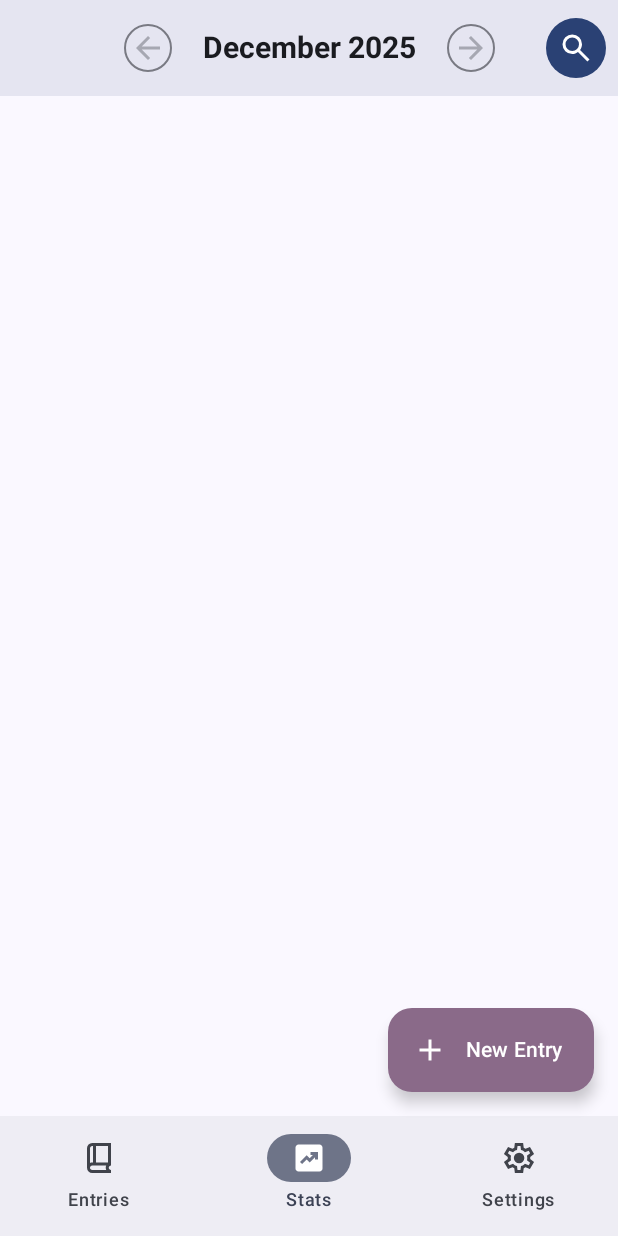
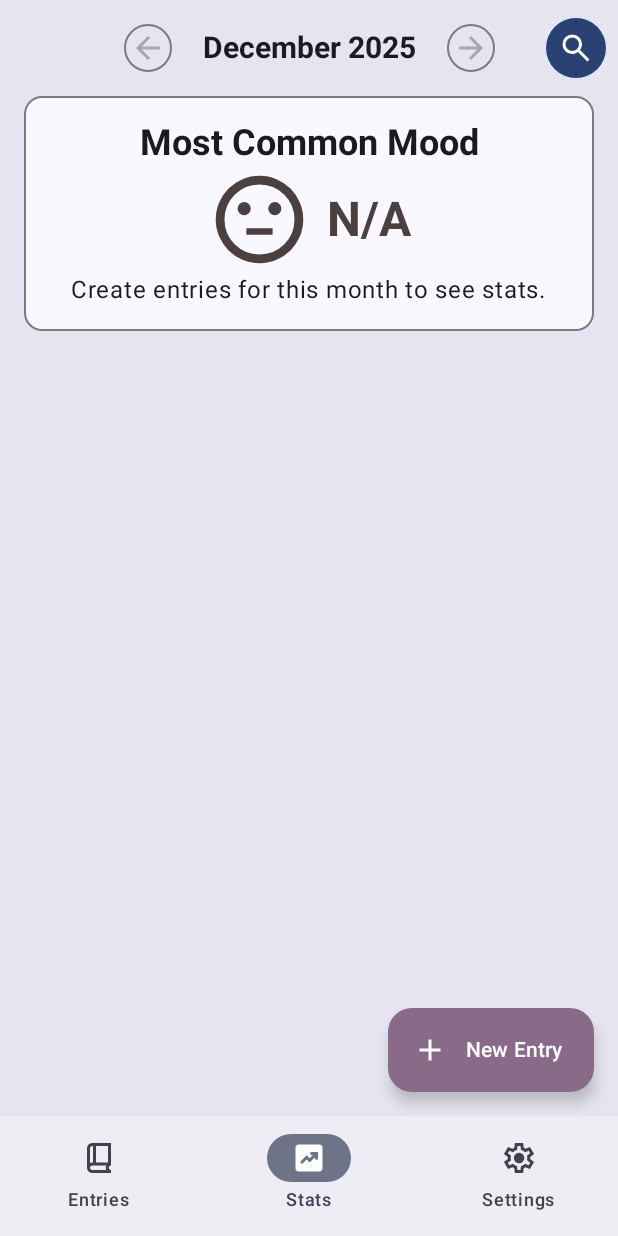
Before and after one commit to josedherna/Confidant, an Android app built with Jetpack Compose: the StatScreen screen opened through its navigation route, on a phone screen of 412 x 824 dp. Run offline under Robolectric (Android 15) with nearby library versions, the phone set to English and light mode, and no system bars; our stand-ins replace Room's generated code, window size class.

Commit message:
feat: created card that shows most common mood of entries in a month if data is available

```diff
--- a/app/src/main/java/com/jhproject/confidant/data/EntryDao.kt
+++ b/app/src/main/java/com/jhproject/confidant/data/EntryDao.kt
@@ -26,6 +26,17 @@ interface EntryDao {
     """)
     fun getEntriesForMonth(startMillis: Long, endMillis: Long): Flow<List<Entry>>
 
+    @Query("""
+        SELECT mood
+        FROM entries
+        WHERE entry_date >= :startMillis
+          AND entry_date < :endMillis
+        GROUP BY mood
+        ORDER BY COUNT(*) DESC
+        LIMIT 1
+    """)
+    fun getMostCommonMood(startMillis: Long, endMillis: Long): Flow<String?>
+
     @Query("SELECT * FROM entries WHERE id = :id LIMIT 1")
     suspend fun getEntry(id: Int): Entry?
 
--- a/app/src/main/java/com/jhproject/confidant/data/EntryRepository.kt
+++ b/app/src/main/java/com/jhproject/confidant/data/EntryRepository.kt
@@ -11,6 +11,10 @@ class EntryRepository(
 
     fun getEntriesForMonth(startMillis: Long, endMillis: Long): Flow<List<Entry>> {
         return entryDao.getEntriesForMonth(startMillis, endMillis)
+    }
+
+    fun getMostCommonMood(startMillis: Long, endMillis: Long): Flow<String?> {
+        return entryDao.getMostCommonMood(startMillis, endMillis)
     }
 
     suspend fun getEntry(id: Int): Entry? {
--- a/app/src/main/java/com/jhproject/confidant/ui/entryscreen/EntryScreen.kt
+++ b/app/src/main/java/com/jhproject/confidant/ui/entryscreen/EntryScreen.kt
@@ -93,15 +93,15 @@ import java.time.format.DateTimeFormatter
 @OptIn(ExperimentalCoroutinesApi::class)
 @Composable
 fun EntryScreen(
-    darkTheme: Boolean = false,
+    darkTheme: Boolean,
     openEditEntry: () -> Unit,
-    mainScreenViewModel: MainScreenViewModel,
+    viewModel: MainScreenViewModel,
 ) {
     val background = if (darkTheme) MaterialTheme.colorScheme.surfaceContainerLowest else MaterialTheme.colorScheme.surfaceColorAtElevation(5.dp)
 
     val listState = rememberLazyListState()
 
-    val entries by mainScreenViewModel.entryCards.collectAsState()
+    val entries by viewModel.entryCards.collectAsState()
 
     val isInitialLoad = entries.isEmpty()
 
@@ -129,7 +129,7 @@ fun EntryScreen(
                         data = item,
                         darkTheme = darkTheme,
                         openEditEntry = openEditEntry,
-                        viewModel = mainScreenViewModel
+                        viewModel = viewModel
                     )
                 }
             }
@@ -190,7 +190,7 @@ fun EntryCard(
                         color = color,
                         modifier = Modifier.alignByBaseline()
                     )
-                    Spacer(Modifier.width(8.dp))
+                    Spacer(Modifier.width(10.dp))
                     Text(
                         text = data.time,
                         style = timeStyle,
--- a/app/src/main/java/com/jhproject/confidant/ui/mainscreen/MainScreen.kt
+++ b/app/src/main/java/com/jhproject/confidant/ui/mainscreen/MainScreen.kt
@@ -150,7 +150,7 @@ fun MainScreen(
     openEntryCreationSheet: () -> Unit,
     openEditEntry: () -> Unit,
     darkTheme: Boolean,
-    mainScreenViewModel: MainScreenViewModel
+    viewModel: MainScreenViewModel
 ) {
     val navbarController = rememberNavController()
 
@@ -171,7 +171,7 @@ fun MainScreen(
             contentWindowInsets = WindowInsets(0),
             topBar = {
                 DateTopBar(
-                    dateViewModel = mainScreenViewModel,
+                    viewModel = viewModel,
                     searchClicked = navigateToSearch,
                     darkTheme = darkTheme
                 )
@@ -215,7 +215,6 @@ fun MainScreen(
                 }
             }
         ) { paddingValues ->
-
             NavHost(
                 navController = navbarController,
                 startDestination = PrimaryAppScreen.ENTRIES.route,
@@ -224,13 +223,16 @@ fun MainScreen(
             ) {
                 composable(PrimaryAppScreen.ENTRIES.route) {
                     EntryScreen(
-                        mainScreenViewModel = mainScreenViewModel,
+                        viewModel = viewModel,
                         openEditEntry = openEditEntry,
                         darkTheme = darkTheme
                     )
                 }
                 composable(PrimaryAppScreen.STATS.route) {
-                    StatScreen()
+                    StatScreen(
+                        darkTheme = darkTheme,
+                        viewModel = viewModel
+                    )
                 }
                 composable(PrimaryAppScreen.SETTINGS.route) {
                     SettingScreen()
@@ -304,7 +306,7 @@ fun SearchButton(navigateToSearch: () -> Unit) {
 @OptIn(ExperimentalMaterial3Api::class)
 @Composable
 fun DateTopBar(
-    dateViewModel: MainScreenViewModel,
+    viewModel: MainScreenViewModel,
     darkTheme: Boolean,
     searchClicked: () -> Unit = { }
 ) {
@@ -315,12 +317,12 @@ fun DateTopBar(
         MaterialTheme.colorScheme.surfaceColorAtElevation(5.dp)
     }
 
-    val months by dateViewModel.availableMonths.collectAsState(emptyList())
-    val selectedMonth by dateViewModel.initSelectedMonth.collectAsState()
+    val months by viewModel.availableMonths.collectAsState(emptyList())
+    val selectedMonth by viewModel.initSelectedMonth.collectAsState()
 
     //Auto-selects month if null
     LaunchedEffect(months) {
-        dateViewModel.displaySelectedMonth(months)
+        viewModel.displaySelectedMonth(months)
     }
 
     CenterAlignedTopAppBar(
@@ -335,7 +337,7 @@ fun DateTopBar(
                 MonthIconButton(
                     scrollMonths = {
                         val index = months.indexOf(selectedMonth)
-                        if (index < months.lastIndex) dateViewModel.setSelectedMonth(months[index + 1])
+                        if (index < months.lastIndex) viewModel.setSelectedMonth(months[index + 1])
                     },
                     enabled = months.indexOf(selectedMonth) < months.lastIndex,
                     icon = ImageVector.vectorResource(R.drawable.arrow_back_24px))
@@ -343,7 +345,7 @@ fun DateTopBar(
                 MonthIconButton(
                     scrollMonths = {
                         val index = months.indexOf(selectedMonth)
-                        if (index > 0) dateViewModel.setSelectedMonth(months[index - 1])
+                        if (index > 0) viewModel.setSelectedMonth(months[index - 1])
                     },
                     enabled = months.indexOf(selectedMonth) > 0,
                     icon = ImageVector.vectorResource(R.drawable.arrow_forward_24px),
--- a/app/src/main/java/com/jhproject/confidant/ui/mainscreen/MainScreenViewModel.kt
+++ b/app/src/main/java/com/jhproject/confidant/ui/mainscreen/MainScreenViewModel.kt
@@ -100,6 +100,18 @@ class MainScreenViewModel(private val repository : EntryRepository) : ViewModel(
                 emptyList()
             )
 
+    @OptIn(ExperimentalCoroutinesApi::class)
+    val mostCommonMood: StateFlow<String?> = initSelectedMonth
+        .flatMapLatest { month ->
+            val (start, end) = monthRange(month ?: currentMonthYear())
+            repository.getMostCommonMood(start, end)
+        }
+        .stateIn(
+            viewModelScope,
+            SharingStarted.WhileSubscribed(5000),
+            null
+        )
+
     //Saves entry to the database, as an entry entity
     fun saveEntry(entry: Entry) {
         viewModelScope.launch {
--- a/app/src/main/java/com/jhproject/confidant/ui/navigation/AppNavigation.kt
+++ b/app/src/main/java/com/jhproject/confidant/ui/navigation/AppNavigation.kt
@@ -68,7 +68,7 @@ fun AppNavigationHost(
                 navigateToSearch = {
                     parentNavController.navigate(AppScreen.SEARCH_SCREEN.route)
                 },
-                mainScreenViewModel = mainScreenViewModel,
+                viewModel = mainScreenViewModel,
                 openEntryCreationSheet = { showEntryCreationSheet = true },
                 openEditEntry = { showEntryEditSheet = true },
                 darkTheme = darkTheme
--- a/app/src/main/java/com/jhproject/confidant/ui/statscreen/StatScreen.kt
+++ b/app/src/main/java/com/jhproject/confidant/ui/statscreen/StatScreen.kt
@@ -1,10 +1,146 @@
 package com.jhproject.confidant.ui.statscreen
 
+import androidx.compose.foundation.layout.Arrangement
+import androidx.compose.foundation.layout.Column
+import androidx.compose.foundation.layout.PaddingValues
+import androidx.compose.foundation.layout.Row
+import androidx.compose.foundation.layout.WindowInsets
+import androidx.compose.foundation.layout.WindowInsetsSides
+import androidx.compose.foundation.layout.fillMaxSize
+import androidx.compose.foundation.layout.fillMaxWidth
+import androidx.compose.foundation.layout.only
+import androidx.compose.foundation.layout.padding
+import androidx.compose.foundation.layout.safeDrawing
+import androidx.compose.foundation.layout.size
+import androidx.compose.foundation.layout.widthIn
+import androidx.compose.foundation.layout.windowInsetsPadding
+import androidx.compose.foundation.lazy.LazyColumn
+import androidx.compose.foundation.lazy.rememberLazyListState
+import androidx.compose.material3.CardDefaults
+import androidx.compose.material3.Icon
+import androidx.compose.material3.MaterialTheme
+import androidx.compose.material3.OutlinedCard
+import androidx.compose.material3.Surface
+import androidx.compose.material3.Text
+import androidx.compose.material3.surfaceColorAtElevation
 import androidx.compose.runtime.Composable
-import androidx.compose.ui.tooling.preview.Preview
+import androidx.compose.runtime.collectAsState
+import androidx.compose.runtime.getValue
+import androidx.compose.ui.Alignment
+import androidx.compose.ui.Modifier
+import androidx.compose.ui.graphics.vector.ImageVector
+import androidx.compose.ui.graphics.vector.rememberVectorPainter
+import androidx.compose.ui.res.stringResource
+import androidx.compose.ui.res.vectorResource
+import androidx.compose.ui.text.font.FontWeight
+import androidx.compose.ui.unit.dp
+import com.jhproject.confidant.R
+import com.jhproject.confidant.ui.entryscreen.Mood
+import com.jhproject.confidant.ui.mainscreen.MainScreenViewModel
 
-@Preview
 @Composable
-fun StatScreen() {
+fun StatScreen(
+    darkTheme: Boolean,
+    viewModel: MainScreenViewModel,
+) {
+    val background = if (darkTheme) MaterialTheme.colorScheme.surfaceContainerLowest else MaterialTheme.colorScheme.surfaceColorAtElevation(5.dp)
+    val listState = rememberLazyListState()
+
+    Surface(
+        color = background,
+        modifier = Modifier.fillMaxSize()
+    ) {
+        LazyColumn(
+            state = listState,
+            horizontalAlignment = Alignment.CenterHorizontally,
+            verticalArrangement = Arrangement.spacedBy(20.dp),
+            contentPadding = PaddingValues(
+                start = 16.dp, end = 16.dp, bottom = 88.dp
+            ),
+            modifier = Modifier
+                .windowInsetsPadding(
+                    WindowInsets.safeDrawing.only(
+                        WindowInsetsSides.Horizontal)
+                )
+        ) {
+            item {
+                CommonMoodCard(
+                    darkTheme = darkTheme,
+                    viewModel = viewModel
+                )
+            }
+        }
+    }
+}
+
+@Composable
+fun CommonMoodCard(
+    darkTheme: Boolean,
+    viewModel: MainScreenViewModel
+) {
+    val mostCommonMood by viewModel.mostCommonMood.collectAsState(null)
+    val mood = Mood.fromKey(mostCommonMood ?: "meh")
+
+    val titleStyle = MaterialTheme.typography.headlineSmall
+    val moodLabelStyle = MaterialTheme.typography.headlineLarge
+
+    val label = if (mostCommonMood == null ) stringResource(R.string.not_available) else stringResource(mood.label)
+    val icon = rememberVectorPainter(ImageVector.vectorResource(mood.icon))
+    val color = if (darkTheme) mood.darkColor else mood.lightColor
+
+    OutlinedCard(
+        colors = CardDefaults.outlinedCardColors(
+            containerColor = if (darkTheme) MaterialTheme.colorScheme.surfaceContainerHigh else MaterialTheme.colorScheme.surface
+        ),
+        modifier = Modifier.widthIn(max = 600.dp)
+    ) {
+        Column(
+            horizontalAlignment = Alignment.CenterHorizontally,
+            modifier = Modifier
+                .padding(15.dp)
+                .fillMaxWidth()
+        ) {
+            Text(
+                text = stringResource(R.string.common_mood_label),
+                style = titleStyle,
+                fontWeight = FontWeight.Bold
+            )
+            Row(
+                verticalAlignment = Alignment.CenterVertically,
+                horizontalArrangement = Arrangement.spacedBy(10.dp)
+            ) {
+                Icon(
+                    painter = icon,
+                    tint = color,
+                    contentDescription = null,
+                    modifier = Modifier.size(70.dp)
+                )
+                Text(
+                    text = label,
+                    color = color,
+                    style = moodLabelStyle,
+                    fontWeight = FontWeight.Bold
+                )
+            }
+            if (mostCommonMood == null) {
+                Text(
+                    text = stringResource(R.string.stats_empty)
+                )
+            }
+        }
+    }
+}
+
+@Composable
+fun MoodCountCard() {
+    OutlinedCard(
+
+    ) {
+
+    }
+}
+
+@Composable
+fun LifetimeEntryCount() {
 
 }
--- a/app/src/main/res/values/strings.xml
+++ b/app/src/main/res/values/strings.xml
@@ -37,10 +37,15 @@
     <string name="save_label">Save</string>
     <string name="save_description">Save Entry</string>
 
-    <string name="ok_label">Ok</string>
+    <string name="ok_label">OK</string>
 
     <string name="delete_title">Delete this entry?</string>
     <string name="delete_action">Delete</string>
     <string name="cancel_label">Cancel</string>
     <string name="delete_description">Your selected entry will be deleted from your journal. This action cannot be undone.</string>
+
+    <string name="common_mood_label">Most Common Mood</string>
+    <string name="not_available">N/A</string>
+
+    <string name="stats_empty">Create entries for this month to see stats.</string>
 </resources>
```
